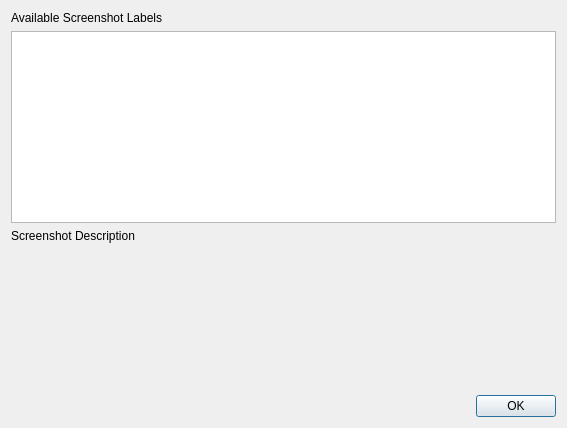
Old version of the form cc3d/player5/Plugins/ViewManagerPlugins/ui_screenshot_description_browser.ui in the repository CompuCell3D/CompuCell3D.
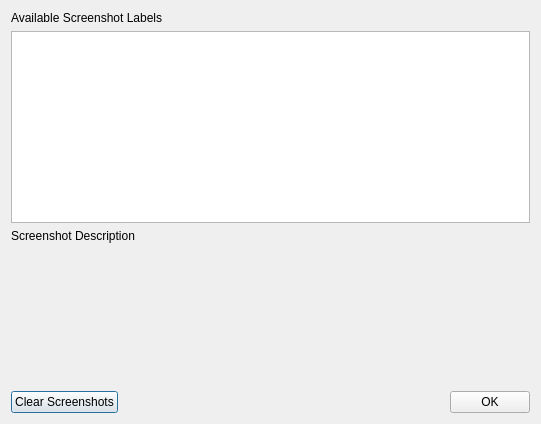
New version of the form.

Commit message: added ability to delete screenshots. Addresses https://github.com/CompuCell3D/CompuCell3D/issues/485

Diff of the .ui file:
```diff
--- a/cc3d/player5/Plugins/ViewManagerPlugins/ui_screenshot_description_browser.ui
+++ b/cc3d/player5/Plugins/ViewManagerPlugins/ui_screenshot_description_browser.ui
@@ -6,8 +6,8 @@
    <rect>
     <x>0</x>
     <y>0</y>
-    <width>567</width>
-    <height>428</height>
+    <width>541</width>
+    <height>424</height>
    </rect>
   </property>
   <property name="windowTitle">
@@ -52,6 +52,13 @@
      </item>
      <item>
       <layout class="QHBoxLayout" name="horizontalLayout">
+       <item>
+        <widget class="QPushButton" name="clear_screenshots_PB">
+         <property name="text">
+          <string>Clear Screenshots</string>
+         </property>
+        </widget>
+       </item>
        <item>
         <spacer name="horizontalSpacer">
          <property name="orientation">
```
The commit also changes 2 other files.
